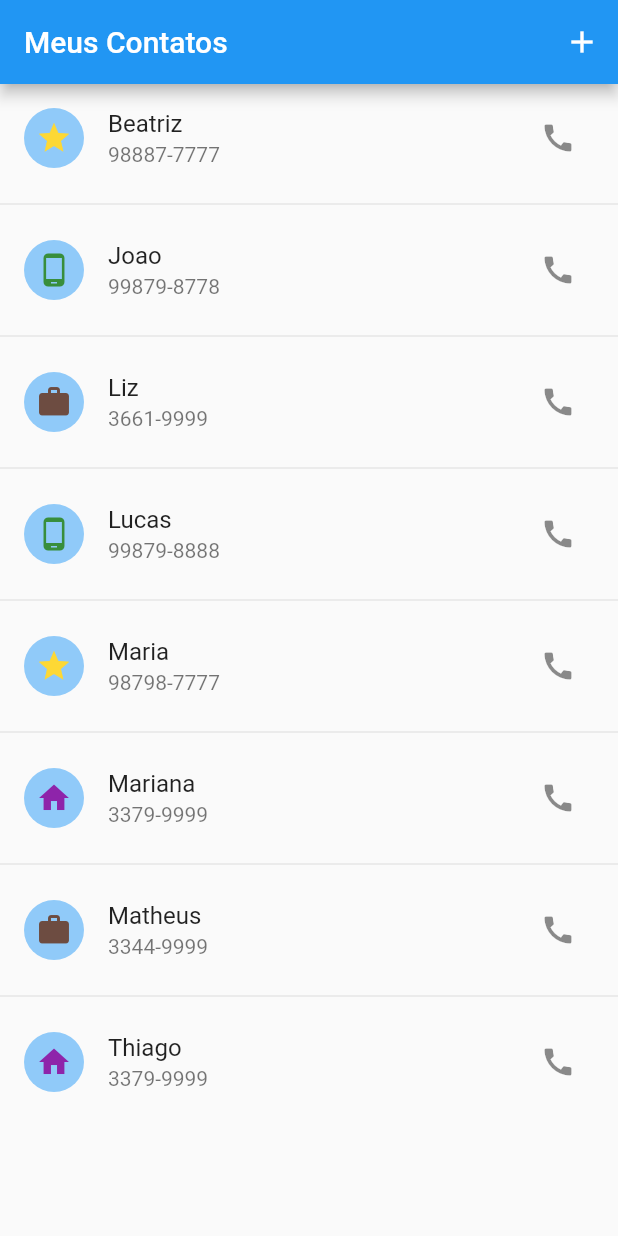
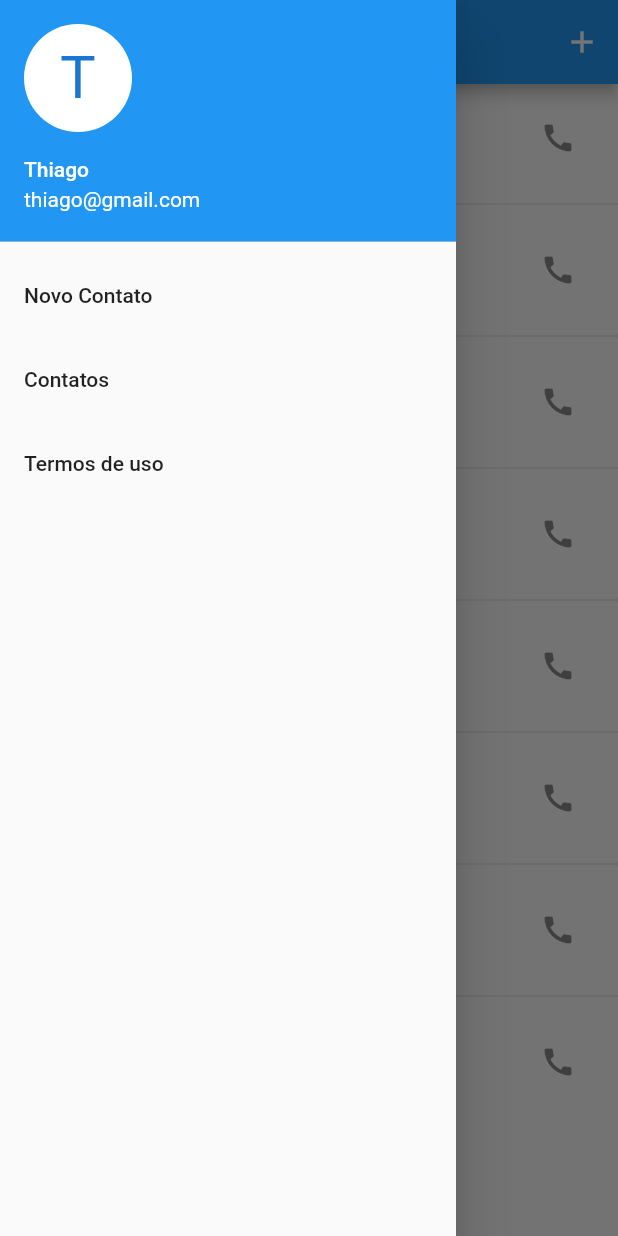
Before and after one commit to ThiagoBfim/meus_contatos, a Flutter app: the screen it shows after launch, with the side drawer open (before the commit the screen has no drawer), on a phone screen of 412 x 824 dp. Run offline on Flutter 3.47's test engine with Material 2 defaults, Android fonts, the phone set to English and light mode, and no system bars; our stand-ins replace brasil_fields, flutter_mobx, form_field_validator, mobx; generated files the repository leaves out were written again.

Commit message:
Criando o Drawer

```diff
--- /dev/null
+++ b/lib/lista_contato/contato_drawer.dart
@@ -0,0 +1,44 @@
+import 'package:contato_form/lista_contato/list_contato_page.dart';
+import 'package:contato_form/novo_contato/new_contato_page.dart';
+import 'package:flutter/material.dart';
+
+class ContatoDrawer extends StatelessWidget {
+  @override
+  Widget build(BuildContext context) {
+    return Drawer(
+      child: ListView(
+        // Important: Remove any padding from the ListView.
+        padding: EdgeInsets.zero,
+        children: <Widget>[
+          UserAccountsDrawerHeader(
+            accountEmail: Text('thiago@gmail.com'),
+            accountName: Text('Thiago'),
+            currentAccountPicture: CircleAvatar(
+              backgroundColor: Colors.white,
+              child: Text(
+                "T",
+                style: TextStyle(fontSize: 40),
+              ),
+            ),
+          ),
+          ListTile(
+            title: Text('Novo Contato'),
+            onTap: () => sendTo(context, NewContatoPage()),
+          ),
+          ListTile(
+            title: Text('Contatos'),
+            onTap: () => sendTo(context, ListContatoPage()),
+          ),
+          ListTile(
+            title: Text('Termos de uso'),
+            onTap: () => sendTo(context, Container()),
+          ),
+        ],
+      ),
+    );
+  }
+
+  sendTo(BuildContext context, Widget page) {
+    Navigator.of(context).push(new MaterialPageRoute(builder: (_) => page));
+  }
+}
--- a/lib/lista_contato/list_contato_page.dart
+++ b/lib/lista_contato/list_contato_page.dart
@@ -3,10 +3,14 @@ import 'package:contato_form/novo_contato/new_contato_page.dart';
 import 'package:contato_form/repository/contato_repository.dart';
 import 'package:flutter/material.dart';
 
+import 'contato_drawer.dart';
+
 class ListContatoPage extends StatelessWidget {
   @override
   Widget build(BuildContext context) {
     return Scaffold(
+
+        drawer: ContatoDrawer(),
         appBar: AppBar(
           title: Text('Meus Contatos'),
           actions: [
```
